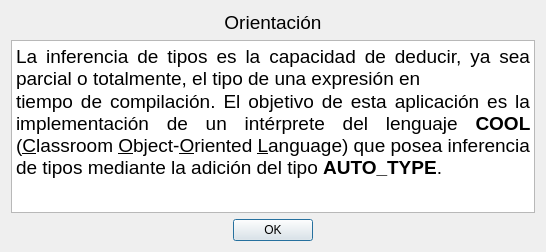
Above: src/uis/Orientacion.ui from ArielXL/type-inferer before the change. Below: the same form after it.
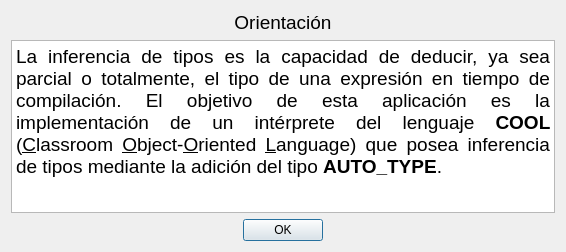
That is the form after the change. Icons and pictures are not drawn.

Commit message: Elimina los saltos de linea de la ventana Orientacion

The edit to the form file:
```diff
--- a/src/uis/Orientacion.ui
+++ b/src/uis/Orientacion.ui
@@ -6,7 +6,7 @@
    <rect>
     <x>0</x>
     <y>0</y>
-    <width>546</width>
+    <width>566</width>
     <height>252</height>
    </rect>
   </property>
@@ -38,8 +38,7 @@
 &lt;html&gt;&lt;head&gt;&lt;meta name=&quot;qrichtext&quot; content=&quot;1&quot; /&gt;&lt;style type=&quot;text/css&quot;&gt;
 p, li { white-space: pre-wrap; }
 &lt;/style&gt;&lt;/head&gt;&lt;body style=&quot; font-family:'Ubuntu'; font-size:11pt; font-weight:400; font-style:normal;&quot;&gt;
-&lt;p align=&quot;justify&quot; style=&quot; margin-top:0px; margin-bottom:0px; margin-left:0px; margin-right:0px; -qt-block-indent:0; text-indent:0px;&quot;&gt;&lt;span style=&quot; font-family:'MS Shell Dlg 2'; font-size:14pt;&quot;&gt;La inferencia de tipos es la capacidad de deducir, ya sea parcial o totalmente, el tipo de una expresión en&lt;/span&gt;&lt;/p&gt;
-&lt;p align=&quot;justify&quot; style=&quot; margin-top:0px; margin-bottom:0px; margin-left:0px; margin-right:0px; -qt-block-indent:0; text-indent:0px;&quot;&gt;&lt;span style=&quot; font-family:'MS Shell Dlg 2'; font-size:14pt;&quot;&gt;tiempo de compilación. El objetivo de esta aplicación es la implementación de un intérprete del lenguaje &lt;/span&gt;&lt;span style=&quot; font-family:'MS Shell Dlg 2'; font-size:14pt; font-weight:600;&quot;&gt;COOL &lt;/span&gt;&lt;span style=&quot; font-family:'MS Shell Dlg 2'; font-size:14pt;&quot;&gt;  (&lt;/span&gt;&lt;span style=&quot; font-family:'MS Shell Dlg 2'; font-size:14pt; text-decoration: underline;&quot;&gt;C&lt;/span&gt;&lt;span style=&quot; font-family:'MS Shell Dlg 2'; font-size:14pt;&quot;&gt;lassroom &lt;/span&gt;&lt;span style=&quot; font-family:'MS Shell Dlg 2'; font-size:14pt; text-decoration: underline;&quot;&gt;O&lt;/span&gt;&lt;span style=&quot; font-family:'MS Shell Dlg 2'; font-size:14pt;&quot;&gt;bject-&lt;/span&gt;&lt;span style=&quot; font-family:'MS Shell Dlg 2'; font-size:14pt; text-decoration: underline;&quot;&gt;O&lt;/span&gt;&lt;span style=&quot; font-family:'MS Shell Dlg 2'; font-size:14pt;&quot;&gt;riented &lt;/span&gt;&lt;span style=&quot; font-family:'MS Shell Dlg 2'; font-size:14pt; text-decoration: underline;&quot;&gt;L&lt;/span&gt;&lt;span style=&quot; font-family:'MS Shell Dlg 2'; font-size:14pt;&quot;&gt;anguage) que posea inferencia de tipos mediante la adición del tipo &lt;/span&gt;&lt;span style=&quot; font-family:'MS Shell Dlg 2'; font-size:14pt; font-weight:600;&quot;&gt;AUTO_TYPE&lt;/span&gt;&lt;span style=&quot; font-family:'MS Shell Dlg 2'; font-size:14pt;&quot;&gt;.&lt;/span&gt;&lt;/p&gt;&lt;/body&gt;&lt;/html&gt;</string>
+&lt;p align=&quot;justify&quot; style=&quot; margin-top:0px; margin-bottom:0px; margin-left:0px; margin-right:0px; -qt-block-indent:0; text-indent:0px;&quot;&gt;&lt;span style=&quot; font-family:'MS Shell Dlg 2'; font-size:14pt;&quot;&gt;La inferencia de tipos es la capacidad de deducir, ya sea parcial o totalmente, el tipo de una expresión en tiempo de compilación. El objetivo de esta aplicación es la implementación de un intérprete del lenguaje &lt;/span&gt;&lt;span style=&quot; font-family:'MS Shell Dlg 2'; font-size:14pt; font-weight:600;&quot;&gt;COOL &lt;/span&gt;&lt;span style=&quot; font-family:'MS Shell Dlg 2'; font-size:14pt;&quot;&gt;  (&lt;/span&gt;&lt;span style=&quot; font-family:'MS Shell Dlg 2'; font-size:14pt; text-decoration: underline;&quot;&gt;C&lt;/span&gt;&lt;span style=&quot; font-family:'MS Shell Dlg 2'; font-size:14pt;&quot;&gt;lassroom &lt;/span&gt;&lt;span style=&quot; font-family:'MS Shell Dlg 2'; font-size:14pt; text-decoration: underline;&quot;&gt;O&lt;/span&gt;&lt;span style=&quot; font-family:'MS Shell Dlg 2'; font-size:14pt;&quot;&gt;bject-&lt;/span&gt;&lt;span style=&quot; font-family:'MS Shell Dlg 2'; font-size:14pt; text-decoration: underline;&quot;&gt;O&lt;/span&gt;&lt;span style=&quot; font-family:'MS Shell Dlg 2'; font-size:14pt;&quot;&gt;riented &lt;/span&gt;&lt;span style=&quot; font-family:'MS Shell Dlg 2'; font-size:14pt; text-decoration: underline;&quot;&gt;L&lt;/span&gt;&lt;span style=&quot; font-family:'MS Shell Dlg 2'; font-size:14pt;&quot;&gt;anguage) que posea inferencia de tipos mediante la adición del tipo &lt;/span&gt;&lt;span style=&quot; font-family:'MS Shell Dlg 2'; font-size:14pt; font-weight:600;&quot;&gt;AUTO_TYPE&lt;/span&gt;&lt;span style=&quot; font-family:'MS Shell Dlg 2'; font-size:14pt;&quot;&gt;.&lt;/span&gt;&lt;/p&gt;&lt;/body&gt;&lt;/html&gt;</string>
      </property>
     </widget>
    </item>
```
The commit also changes 1 other file.
